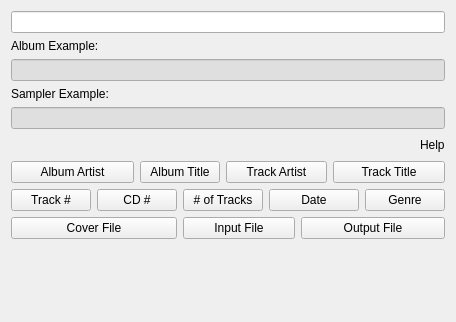
KDE/audex, file dialogs/commandwizardwidgetUI.ui: the form before one commit.
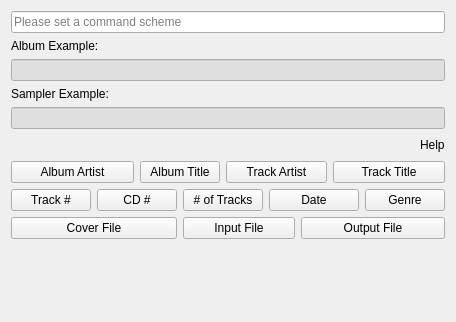
The form after the commit. Custom widgets are drawn as their Qt base class.

Commit message: * Change profile add/edit subdialogs behaviour * Code changes for better readability in error class * Set placeholder text for scheme line edits * Fix misplaced break statements in profile model class * Set (ripping) logfile storing as profile option * Rename protocol to log in code * Replace never skip on reading erros option by skip on reading errors option * Write TOC to extraction log * Some code cleanup and consistency fixes

What changed in the file:
```diff
--- a/dialogs/commandwizardwidgetUI.ui
+++ b/dialogs/commandwizardwidgetUI.ui
@@ -12,7 +12,11 @@
   </property>
   <layout class="QGridLayout" name="gridLayout">
    <item row="0" column="0" colspan="9">
-    <widget class="QLineEdit" name="qlineedit_command"/>
+    <widget class="QLineEdit" name="qlineedit_command">
+     <property name="placeholderText">
+      <string>Please set a command scheme</string>
+     </property>
+    </widget>
    </item>
    <item row="1" column="0" colspan="2">
     <widget class="QLabel" name="label_album_example">
```
The commit also changes 44 other files.
